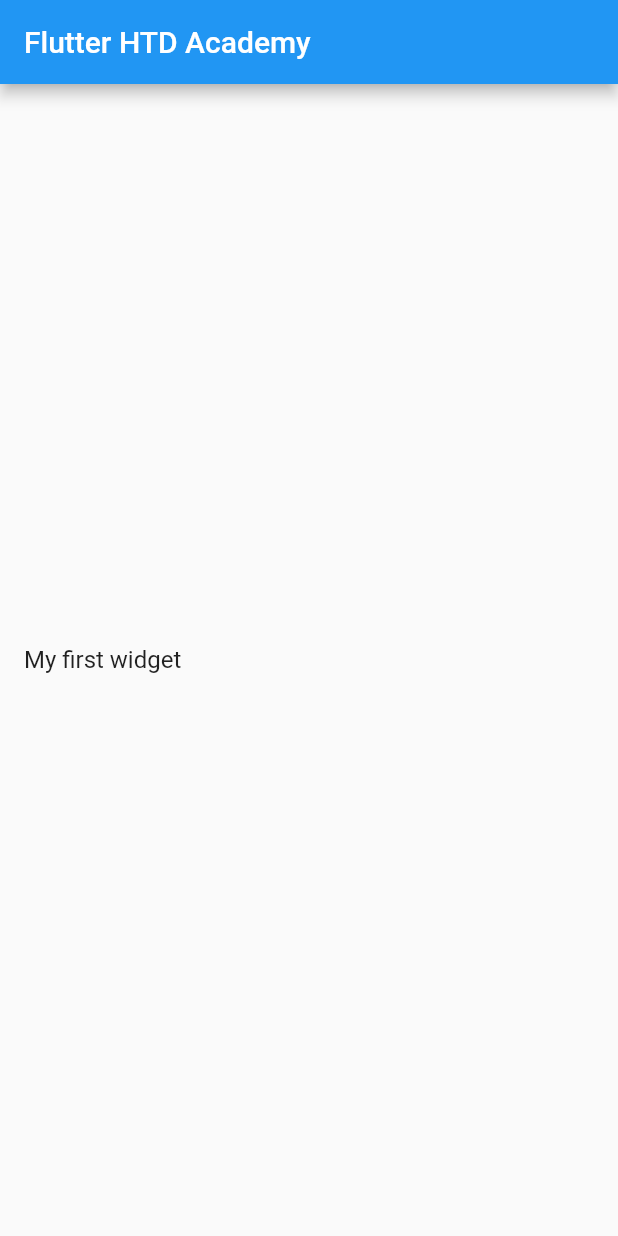
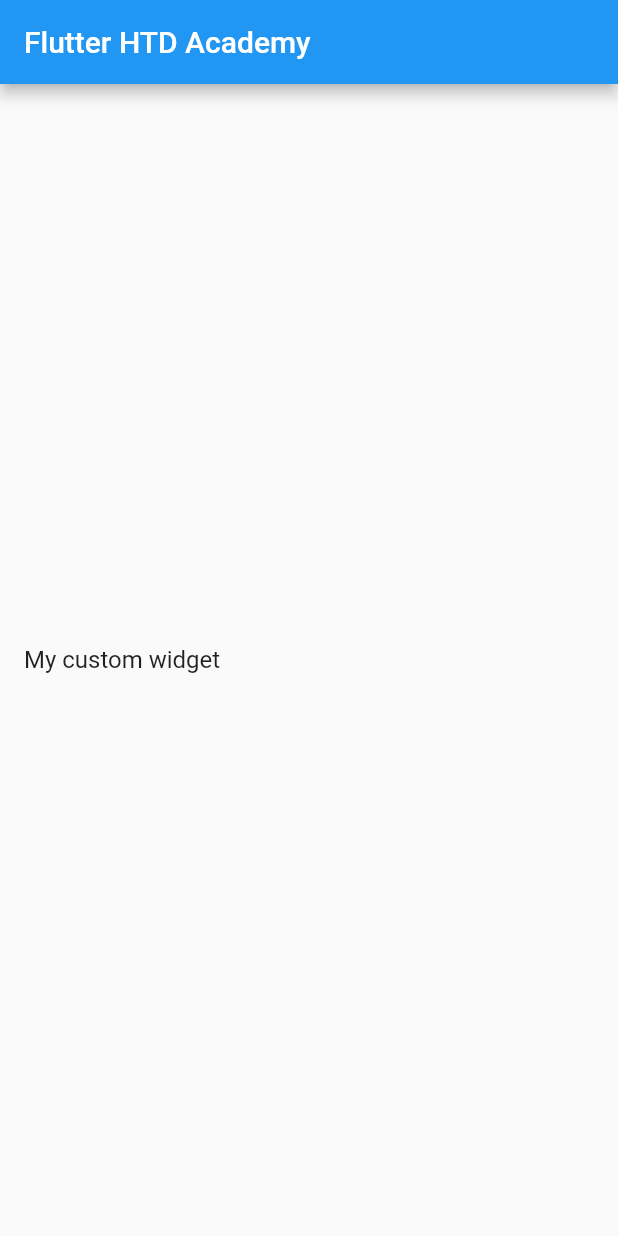
Before and after one commit to wiktoriasobczyk/htd_academy_flutter_introduction, a Flutter app: the screen it shows after launch, on a phone screen of 412 x 824 dp. Run offline on Flutter 3.47's test engine with Material 2 defaults, Android fonts, the light colour scheme and no system bars.

Commit message:
assign parameter to my first widget

```diff
--- a/lib/screens/my_home_page/my_home_page.dart
+++ b/lib/screens/my_home_page/my_home_page.dart
@@ -18,7 +18,9 @@
         title: Text(widget.title),
       ),
       body: const Center(
-        child: MyFistWidget(),
+        child: MyFistWidget(
+          title: 'My custom widget',
+        ),
       ),
     );
   }
--- a/lib/screens/my_home_page/widgets/my_first_widget.dart
+++ b/lib/screens/my_home_page/widgets/my_first_widget.dart
@@ -1,12 +1,16 @@
 import 'package:flutter/material.dart';
 
 class MyFistWidget extends StatelessWidget {
-  const MyFistWidget({Key? key}) : super(key: key);
+  final String title;
+  const MyFistWidget({
+    Key? key,
+    required this.title,
+  }) : super(key: key);
 
   @override
   Widget build(BuildContext context) {
-    return const ListTile(
-      title: Text('My first widget'),
+    return ListTile(
+      title: Text(title),
     );
   }
 }
```
